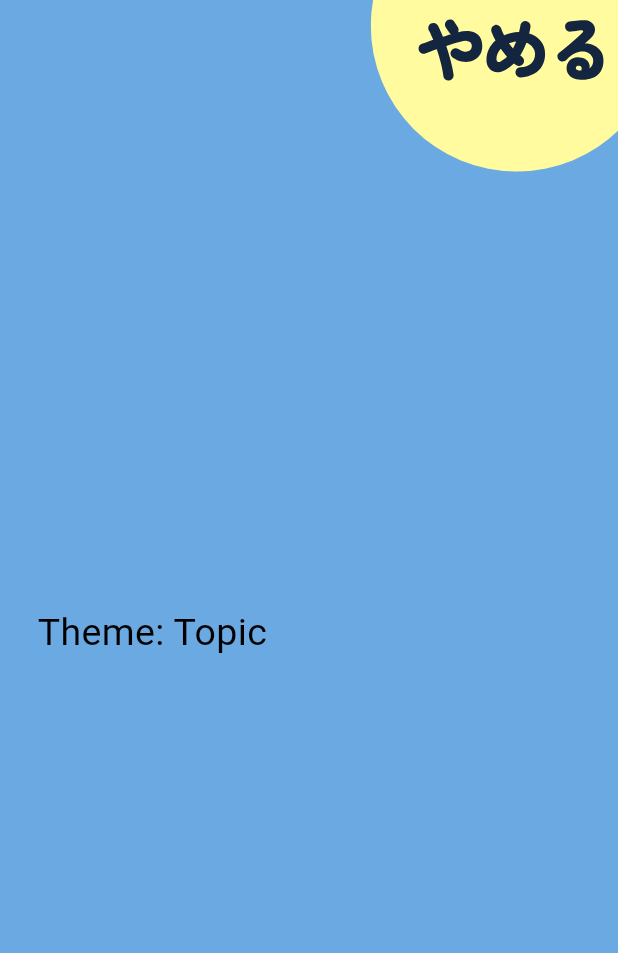
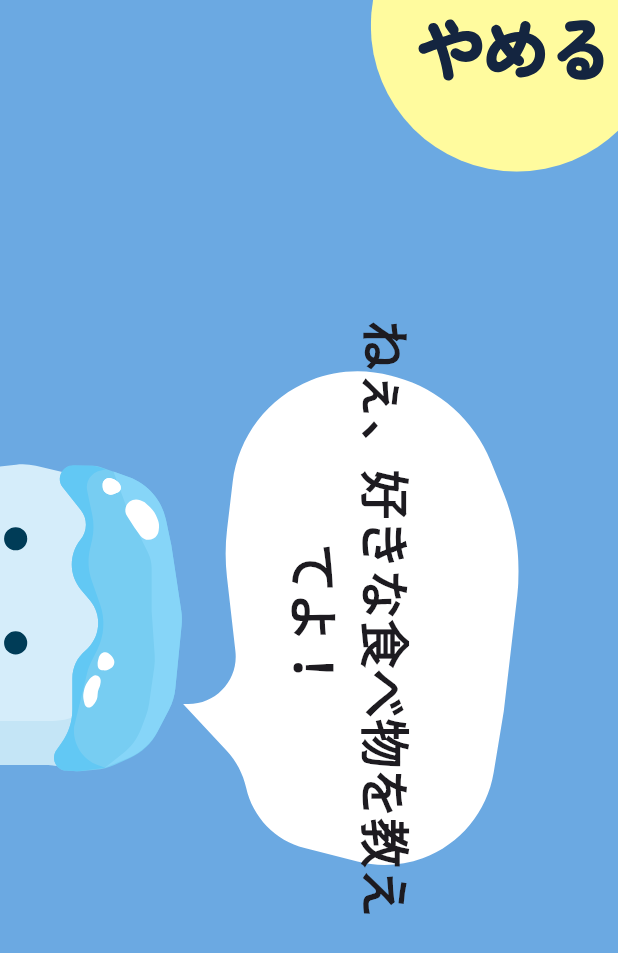
Before and after one commit to Tokeice/app, a Flutter app: the IceBreak screen opened directly, on a phone screen of 412 x 824 dp. Shown: the top 953 px of the screen. Run offline on Flutter 3.47's test engine with Material 3 defaults, Android fonts, the phone set to English and light mode, and no system bars; our stand-ins replace flutter_svg, permission_handler; missing offline and left inert: noise_meter; Roboto replaces fonts that are missing (Zen Maru Gothic).

Commit message:
キャラクターを上下左右に配置するヴィジェットを追加

```diff
--- a/lib/ice_break.dart
+++ b/lib/ice_break.dart
@@ -1,12 +1,12 @@
 import 'dart:async';
 import 'dart:convert';
-import 'dart:math';
 import 'package:flutter_svg/flutter_svg.dart';
 import 'package:noise_meter/noise_meter.dart';
 import 'package:flutter/material.dart';
 import 'package:permission_handler/permission_handler.dart';
 import 'package:test_nm/result_screen.dart';
 import 'package:flutter/services.dart' show rootBundle;
+import 'type/Direction.dart';
 
 class IceBreak extends StatefulWidget {
   @override
@@ -106,19 +106,19 @@ class _IceBreakState extends State<IceBreak> {
       return Colors.white;
     } else if ((_latestReading?.meanDecibel ?? 0) > _threshold) {
       // 音が一定のdBより大きい
-      _startTimer();
+      // _startTimer();
 
       if (_exciteSeconds >= 5) {
         // 一定のdBより大きい状態が5秒以上続く
         return Color.fromARGB(0xFF, 0xFE, 0xBB, 0xAC);
       }
     } else {
-      _stopTimer();
+      // _stopTimer();
     }
     return Color.fromARGB(0xFF, 0x6B, 0xA9, 0xE2);
   }
 
-  GestureDetector changeEndBottun(double screenWidth) {
+  GestureDetector changeEndButton(double screenWidth) {
     if ((_latestReading?.meanDecibel ?? 0) > _threshold) {
       // 音が一定のdBより大きい
 
@@ -154,6 +154,79 @@ class _IceBreakState extends State<IceBreak> {
     );
   }
 
+  /// 吹き出し
+  Widget speechBubbleWidget(BuildContext context, Direction direction, String text) {
+    double screenWidth = MediaQuery.of(context).size.width;
+    return
+      Center(
+        child: Stack(
+          alignment: Alignment.center,
+          children: [
+            SvgPicture.asset(
+              'images/speech_bubble.svg',
+              width: screenWidth * 0.8,
+            ),
+            Text(
+              text,
+              textAlign: TextAlign.center,
+              style: TextStyle(
+                fontSize: screenWidth * 0.08,
+                fontWeight: FontWeight.bold,
+              ),
+            ),
+          ])
+      );
+  }
+
+  /// キャラクターと吹き出し
+  /// direction: キャラクターの向き
+  Widget directionCharacterSpeechWidget(BuildContext context, Direction direction, String text) {
+    double screenWidth = MediaQuery.of(context).size.width;
+    Alignment alignment = Alignment.bottomCenter;
+    double angle = 0;
+    double translateY = screenWidth * 0.165;
+
+    switch (direction) {
+      case Direction.top:
+        alignment = Alignment.topCenter;
+        angle = 3.14159;
+        break;
+      case Direction.bottom:
+        alignment = Alignment.bottomCenter;
+        angle = 0;
+        break;
+      case Direction.left:
+        alignment = Alignment.centerRight;
+        angle = 3.14159 / 2;
+        break;
+      case Direction.right:
+        alignment = Alignment.centerLeft;
+        angle = -3.14159 / 2;
+        break;
+    }
+
+    return
+      Align(
+      alignment: alignment,
+      child: Transform.rotate(
+        angle: angle,
+        child: Transform.translate(
+          offset: Offset(0, translateY),
+          child: Column(
+            mainAxisSize: MainAxisSize.min,
+            children: [
+              speechBubbleWidget(context, direction, text),
+              SvgPicture.asset(
+                'images/character_normal.svg',
+                width: screenWidth * 0.5,
+              ),
+            ],
+          ),
+        ),
+      ),
+    );
+  }
+
   @override
   Widget build(BuildContext context) {
     double screenWidth = MediaQuery.of(context).size.width;
@@ -163,22 +236,8 @@ class _IceBreakState extends State<IceBreak> {
         children: [
           Align(
               alignment: Alignment.topRight,
-              child: changeEndBottun(screenWidth)),
-          Column(
-            mainAxisAlignment: MainAxisAlignment.center,
-            children: [
-              Container(
-                margin: EdgeInsets.all(25),
-                child: Column(children: [
-                  Container(
-                    child: Text('Theme: $theme',
-                        style: TextStyle(fontSize: 25, color: Colors.black)),
-                    margin: EdgeInsets.only(top: 20),
-                  ),
-                ]),
-              ),
-            ],
-          ),
+              child: changeEndButton(screenWidth)),
+          directionCharacterSpeechWidget(context, Direction.left, 'ねぇ、好きな食べ物を教えてよ！'),
         ],
       )),
       backgroundColor: changeBackground(),
--- /dev/null
+++ b/lib/type/Direction.dart
@@ -0,0 +1 @@
+enum Direction { top, bottom, left, right }
```
Also changed, not shown: images/speech_bubble.svg (added).
